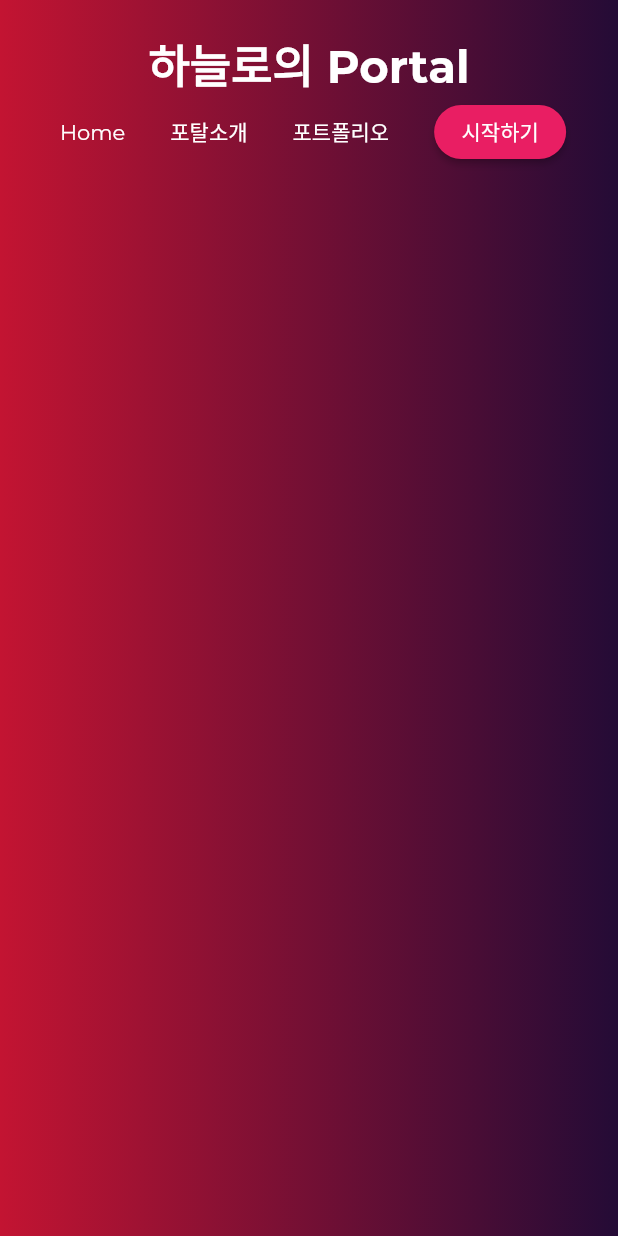
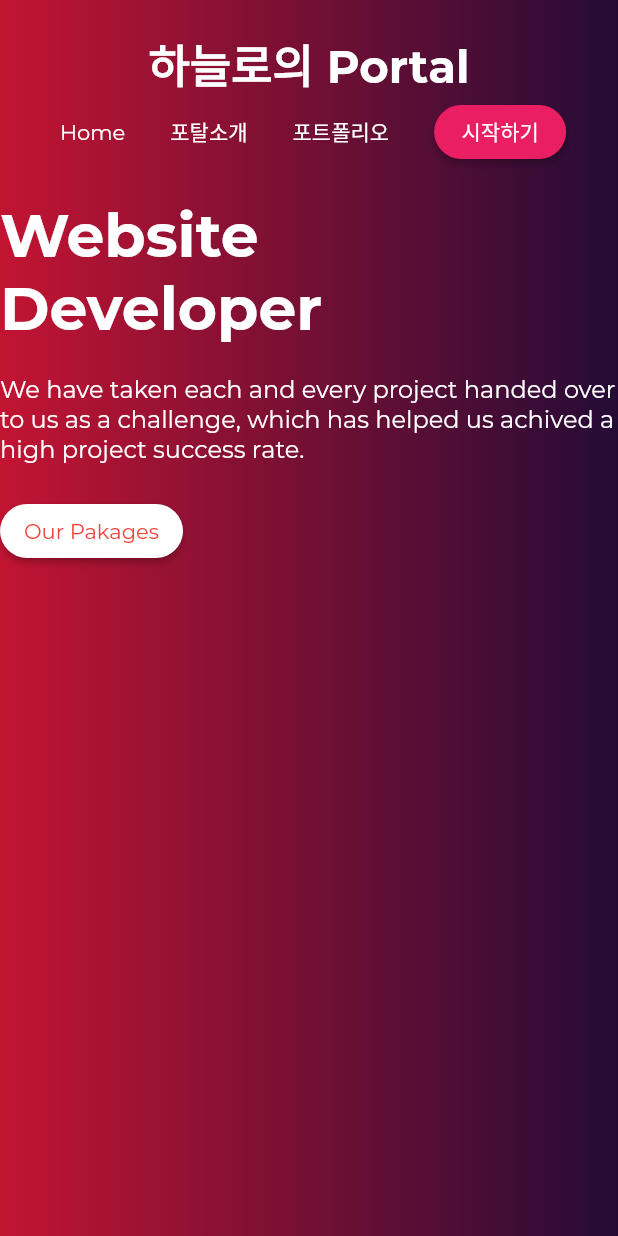
Before and after one commit to flyto/hanulo, a Flutter app: the screen it shows after launch, on a phone screen of 412 x 824 dp. Run offline on Flutter 3.47's test engine with Material 2 defaults, Android fonts, the light colour scheme and no system bars.

Commit message:
버튼 추가.

```diff
--- a/lib/LandingPage/LandingPage.dart
+++ b/lib/LandingPage/LandingPage.dart
@@ -1,8 +1,52 @@
 import 'package:flutter/material.dart';
+import 'package:flutter/rendering.dart';
 
 class LandingPage extends StatelessWidget {
+  List<Widget> pageChildren() {
+    return <Widget>[
+      Container(
+          child: Column(
+        crossAxisAlignment: CrossAxisAlignment.start,
+        children: <Widget>[
+          Text("Website \nDeveloper",
+              style: TextStyle(
+                  fontWeight: FontWeight.bold,
+                  fontSize: 40.0,
+                  color: Colors.white)),
+          Padding(
+            padding: const EdgeInsets.symmetric(vertical: 20.0),
+            child: Text(
+                "We have taken each and every project handed over to us as a challenge, which has helped us achived a high project success rate.",
+                style: TextStyle(fontSize: 16.0, color: Colors.white)),
+          ),
+          MaterialButton(
+            color: Colors.white,
+            shape: RoundedRectangleBorder(
+              borderRadius: BorderRadius.all(Radius.circular(20.0)),
+            ),
+            onPressed: () {},
+            child: Text(
+              "Our Pakages",
+              style: TextStyle(color: Colors.red),
+            )),
+        ],
+      ))
+    ];
+  }
+
   @override
   Widget build(BuildContext context) {
-    return null;
+    return LayoutBuilder(builder: (context, constraints) {
+      if (constraints.maxWidth > 800) {
+        return Row(
+          mainAxisAlignment: MainAxisAlignment.center,
+          children: pageChildren(),
+        );
+      } else {
+        return Column(
+          children: pageChildren(),
+        );
+      }
+    });
   }
 }
--- a/lib/main.dart
+++ b/lib/main.dart
@@ -1,4 +1,5 @@
 import 'package:flutter/material.dart';
+import 'package:flweb_third/LandingPage/LandingPage.dart';
 import 'package:flweb_third/Navbar/Navbar.dart';
 
 void main() {
@@ -28,11 +29,13 @@ class MyHomePage extends StatelessWidget {
           gradient : LinearGradient(
             begin : Alignment.centerLeft,
             end : Alignment.centerRight,
-            colors : [Color.fromRGBO(195, 20, 50, 1),Color.fromRGBO(36, 11, 54, 1)]
+            colors : [
+              Color.fromRGBO(195, 20, 50, 1),
+              Color.fromRGBO(36, 11, 54, 1)]
           ),
         ),
         child: Column(
-          children: <Widget>[Navbar()],
+          children: <Widget>[Navbar(), LandingPage()],
         ),
       ),
     );
```
